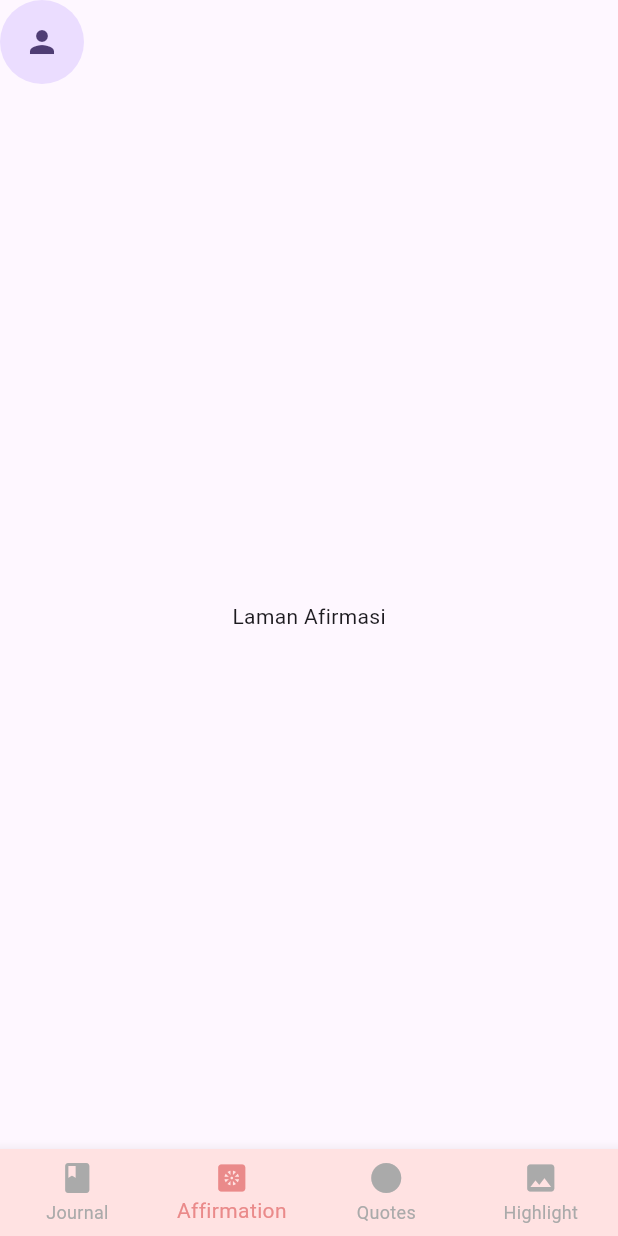
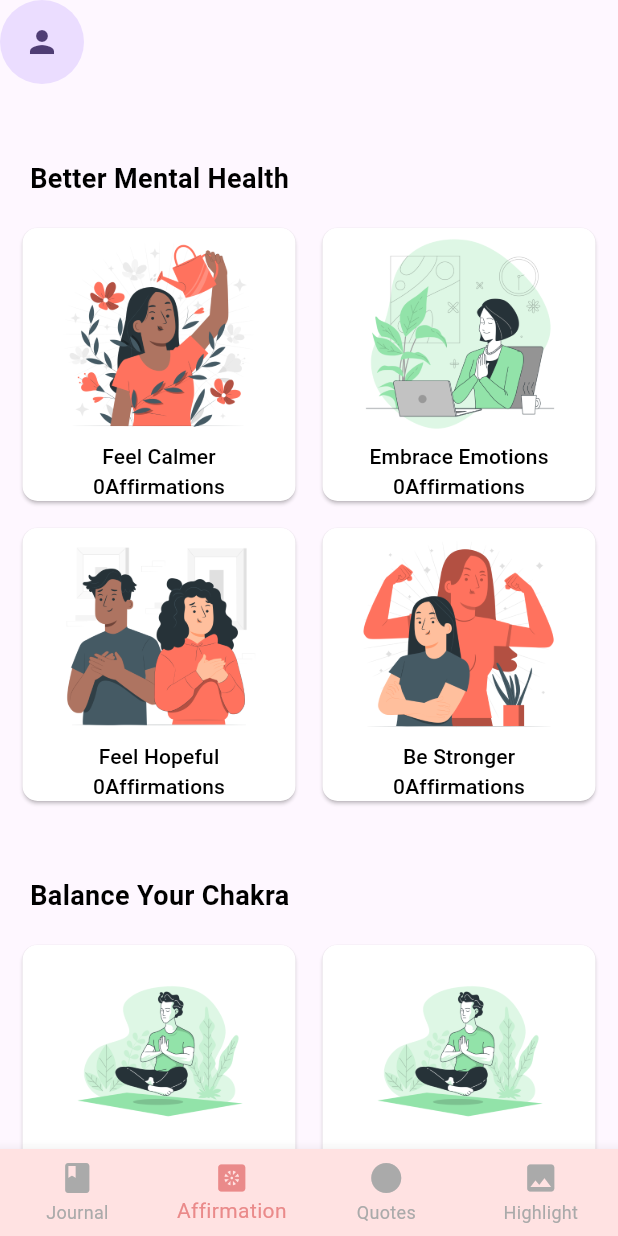
Before and after one commit to NurYahya24/PA_KELOMPOK2_B1_MOBILE, a Flutter app: the screen it shows once a user with an empty profile is signed in, item 2 of the bottom bar chosen, on a phone screen of 412 x 824 dp. Run offline on Flutter 3.47's test engine with Material 2 defaults, Android fonts, the phone set to English and light mode, and no system bars; our stand-ins replace firebase_auth, firebase_core; accounts and stored records are empty.

Commit message:
affirmation page

```diff
--- a/lib/screens/affirmation.dart
+++ b/lib/screens/affirmation.dart
@@ -1,4 +1,32 @@
 import 'package:flutter/material.dart';
+
+class mentalHealth {
+  String judul, foto;
+  mentalHealth({required this.judul, required this.foto});
+}
+
+List<mentalHealth> _mentalHealth = [
+  mentalHealth(judul: 'Feel Calmer', foto: 'affirmationMental/Feel Calmer.png'),
+  mentalHealth(
+      judul: 'Embrace Emotions',
+      foto: 'affirmationMental/Embrace Emotions.png'),
+  mentalHealth(
+      judul: 'Feel Hopeful', foto: 'affirmationMental/Feel Hopeful.png'),
+  mentalHealth(judul: 'Be Stronger', foto: 'affirmationMental/Be Stronger.png')
+];
+
+class chakraBoost {
+  String judul, foto;
+  chakraBoost({required this.judul, required this.foto});
+}
+
+List<chakraBoost> _chakraBoost = [
+  chakraBoost(judul: 'Root Chakra', foto: 'affirmationChakra/Chakra.png'),
+  chakraBoost(judul: 'Sacral Chakra', foto: 'affirmationChakra/Chakra.png'),
+  chakraBoost(judul: 'Hearth Chakra', foto: 'affirmationChakra/Chakra.png'),
+  chakraBoost(judul: 'Throat Chakra', foto: 'affirmationChakra/Chakra.png'),
+  chakraBoost(judul: 'Third Eye Chakra', foto: 'affirmationChakra/Chakra.png'),
+];
 
 class affirmation_page extends StatelessWidget {
   const affirmation_page({super.key});
@@ -6,10 +34,125 @@ class affirmation_page extends StatelessWidget {
   @override
   Widget build(BuildContext context) {
     return Scaffold(
-      body: Center(
-        child: Container(
-          child: Text('Laman Afirmasi'),
-        ),
+      body: ListView(
+        shrinkWrap: true,
+        children: <Widget>[
+          const SizedBox(
+            height: 50,
+          ),
+          Padding(
+              padding: EdgeInsets.only(left: 20, right: 16),
+              child: Text(
+                'Better Mental Health',
+                style: TextStyle(
+                    color: Colors.black,
+                    fontSize: 18,
+                    fontWeight: FontWeight.bold),
+              )),
+          const SizedBox(
+            height: 20,
+          ),
+          GridView.builder(
+              physics: const NeverScrollableScrollPhysics(),
+              padding: const EdgeInsets.only(left: 15, right: 15),
+              shrinkWrap: true,
+              gridDelegate: const SliverGridDelegateWithFixedCrossAxisCount(
+                  crossAxisCount: 2, crossAxisSpacing: 18, mainAxisSpacing: 18),
+              itemCount: _mentalHealth.length,
+              itemBuilder: (context, index) {
+                return ElevatedButton(
+                    style: ElevatedButton.styleFrom(
+                        backgroundColor: Colors.white,
+                        shape: RoundedRectangleBorder(
+                            borderRadius: BorderRadius.circular(10))),
+                    onPressed: () {},
+                    child: Column(
+                      children: <Widget>[
+                        Expanded(
+                          child: Image.asset(_mentalHealth[index].foto),
+                        ),
+                        Text(
+                          _mentalHealth[index].judul.toString(),
+                          style: TextStyle(color: Colors.black),
+                        ),
+                        Center(
+                          child: Row(
+                            mainAxisAlignment: MainAxisAlignment.center,
+                            children: [
+                              Text(
+                                '0',
+                                style: TextStyle(color: Colors.black),
+                              ),
+                              Text(
+                                'Affirmations',
+                                style: TextStyle(color: Colors.black),
+                              )
+                            ],
+                          ),
+                        ),
+                      ],
+                    ));
+              }),
+          const SizedBox(
+            height: 50,
+          ),
+          Padding(
+              padding: EdgeInsets.only(left: 20, right: 16),
+              child: Text(
+                'Balance Your Chakra',
+                style: TextStyle(
+                    color: Colors.black,
+                    fontSize: 18,
+                    fontWeight: FontWeight.bold),
+              )),
+          const SizedBox(
+            height: 20,
+          ),
+          GridView.builder(
+              physics: const NeverScrollableScrollPhysics(),
+              padding: const EdgeInsets.only(left: 15, right: 15),
+              shrinkWrap: true,
+              gridDelegate: const SliverGridDelegateWithFixedCrossAxisCount(
+                  crossAxisCount: 2, crossAxisSpacing: 18, mainAxisSpacing: 18),
+              itemCount: _chakraBoost.length,
+              itemBuilder: (context, index) {
+                return ElevatedButton(
+                    style: ElevatedButton.styleFrom(
+                        backgroundColor: Colors.white,
+                        shape: RoundedRectangleBorder(
+                            borderRadius: BorderRadius.circular(10))),
+                    onPressed: () {},
+                    child: Column(
+                      children: <Widget>[
+                        Expanded(
+                          child: Image.asset(_chakraBoost[index].foto),
+                        ),
+                        Text(
+                          _chakraBoost[index].judul.toString(),
+                          style: TextStyle(color: Colors.black),
+                        ),
+                        Center(
+                          child: Row(
+                            mainAxisAlignment: MainAxisAlignment.center,
+                            children: [
+                              Text(
+                                '0',
+                                style: TextStyle(color: Colors.black),
+                              ),
+                              Text(
+                                'Affirmations',
+                                style: TextStyle(color: Colors.black),
+                              )
+                            ],
+                          ),
+                        ),
+                      ],
+                    ));
+              }),
+          SizedBox(
+            height: 20,
+          )
+        ],
       ),
     );
   }
--- a/pubspec.yaml
+++ b/pubspec.yaml
@@ -62,7 +62,9 @@ flutter:
   uses-material-design: true
 
   # To add assets to your application, add an assets section, like this:
-  # assets:
+  assets:
+    - affirmationMental/
+    - affirmationChakra/
   #   - images/a_dot_burr.jpeg
   #   - images/a_dot_ham.jpeg
 
```
Also changed, not shown: affirmationChakra/Chakra.png (added), affirmationMental/Be Stronger.png (added), affirmationMental/Embrace Emotions.png (added), affirmationMental/Feel Calmer.png (added), affirmationMental/Feel Hopeful.png (added).
